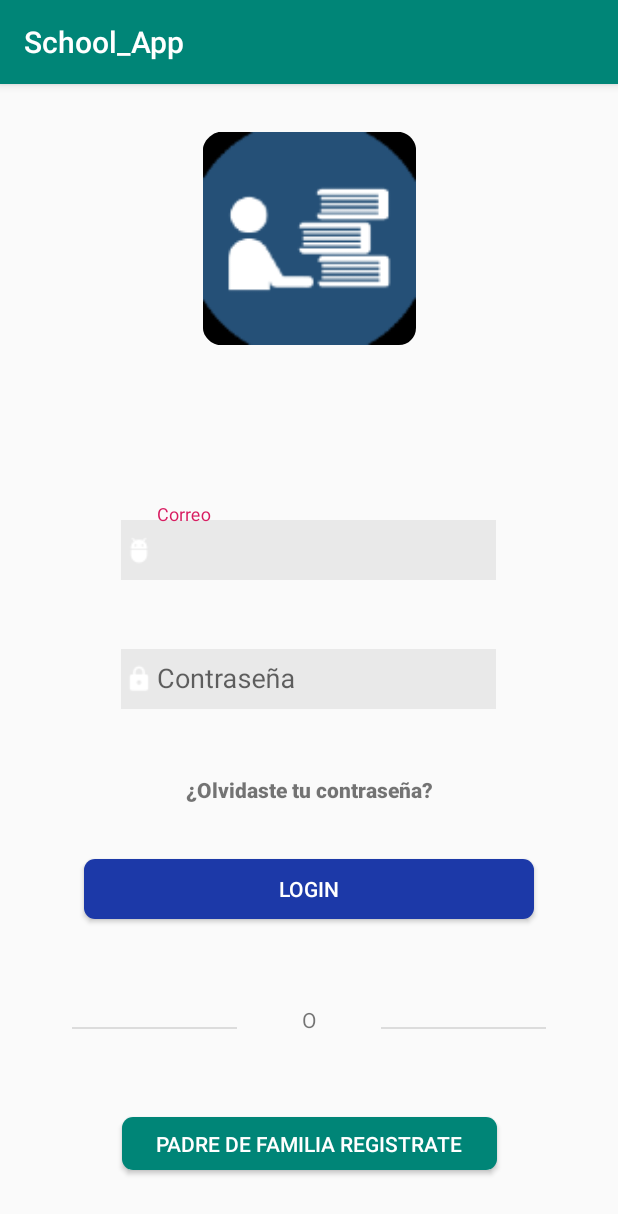
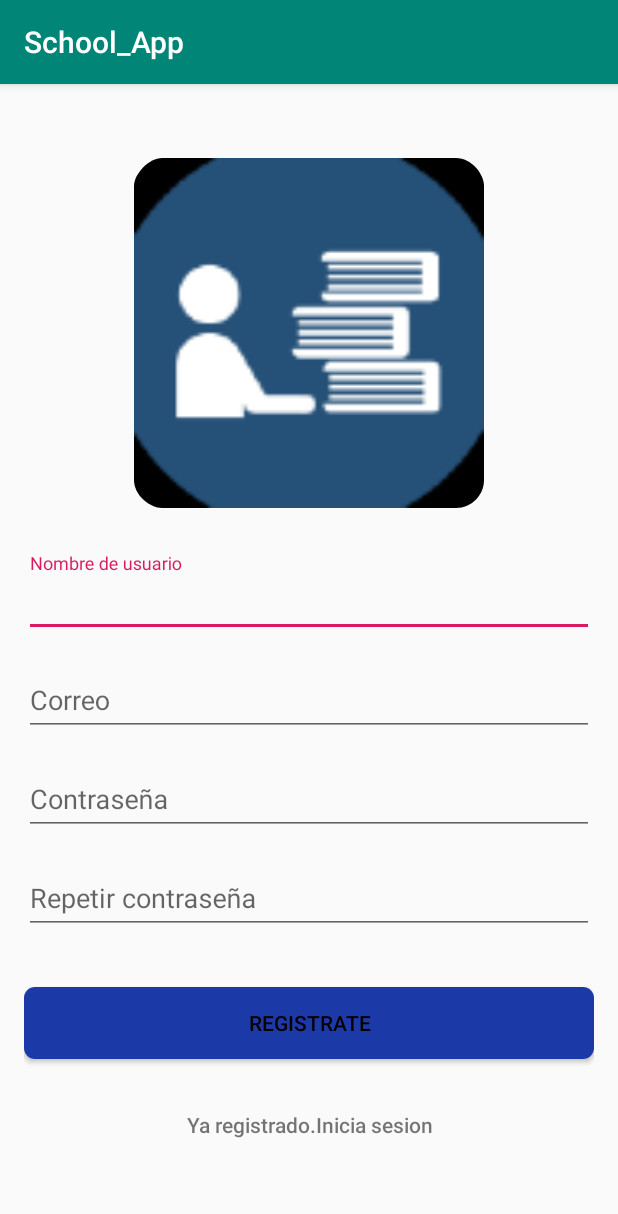
Before and after one commit to JHPAT100/School_App, an Android app: the screen it shows after launch (inicio_session before the commit, registro after it), after a tap on "PADRE DE FAMILIA REGISTRATE", on a phone screen of 412 x 824 dp. Shown: the top 1214 px of the screen. Run offline under Robolectric (Android 15) with nearby library versions, the phone set to English and light mode, and no system bars; our stand-ins replace Volley; network calls fail.

Commit message:
registro

```diff
--- a/app/src/main/java/com/example/school_app/inicio_session.java
+++ b/app/src/main/java/com/example/school_app/inicio_session.java
@@ -80,7 +80,8 @@ public class inicio_session extends AppCompatActivity implements Response.Listen
             cargarWebService();
         }
         if(v==b_2){
-
+            Intent x = new Intent(this,registro.class);
+            startActivity(x);
         }
 
     }
--- /dev/null
+++ b/app/src/main/java/com/example/school_app/registro.java
@@ -0,0 +1,166 @@
+package com.example.school_app;
+
+import androidx.appcompat.app.AppCompatActivity;
+
+import android.app.ProgressDialog;
+import android.content.Intent;
+import android.graphics.PorterDuff;
+import android.os.Bundle;
+import android.util.Log;
+import android.view.View;
+import android.widget.Button;
+import android.widget.EditText;
+import android.widget.Toast;
+
+import com.android.volley.Request;
+import com.android.volley.RequestQueue;
+import com.android.volley.Response;
+import com.android.volley.VolleyError;
+import com.android.volley.toolbox.JsonObjectRequest;
+import com.android.volley.toolbox.Volley;
+
+import org.json.JSONObject;
+
+public class registro extends AppCompatActivity  implements Response.Listener<JSONObject>, Response.ErrorListener, View.OnClickListener {
+    //barra de progreso
+    ProgressDialog progreso;
+
+    //importante
+    RequestQueue request;
+    JsonObjectRequest jsonObjectRequest;
+    //objetos
+    EditText te_1,te_2,te_3,te_4;
+    Button btn,btn1;
+    String t_1,t_2,t_3,t_4;
+    @Override
+    protected void onCreate(Bundle savedInstanceState) {
+        super.onCreate(savedInstanceState);
+        setContentView(R.layout.activity_registro);
+        //instanciamos
+        te_1 = findViewById(R.id.c_Nombre);
+        te_2 = findViewById(R.id.c_correo);
+        te_3 = findViewById(R.id.c_contraseña);
+        te_4 = findViewById(R.id.contraseña_repetir);
+        t_1=te_1.getText().toString();
+        t_2=te_2.getText().toString();
+        t_3=te_3.getText().toString();
+        t_4=te_4.getText().toString();
+        btn = findViewById(R.id.btn_registro);
+        btn1 = findViewById(R.id.btnlogin);
+        request = Volley.newRequestQueue(this);
+
+        btn1.setOnClickListener(this);
+        btn.setOnClickListener(this);
+
+    }
+    //
+    private void cargarWebService() {
+
+        //barra de dialogo
+        progreso=new ProgressDialog(this);
+        progreso.setMessage("cargando....");
+        progreso.show();
+        //barra de dialogo
+        String URL="http://puntosingular.mx/school_app/registro.php?nombre="+te_1.getText().toString()+"&correo="+te_2.getText().toString()+"&contrasena="+te_3.getText().toString();
+
+
+
+        jsonObjectRequest=new JsonObjectRequest(Request.Method.GET,URL,null,this,this);
+        request.add(jsonObjectRequest);
+        Intent x = new Intent(this,inicio_session.class);
+        startActivity(x);
+    }
+
+    @Override
+    public void onClick(View v) {
+
+
+
+        if(v==btn){
+
+            String a1,a2;
+            a1=te_3.getText().toString();
+            a2=te_4.getText().toString();
+            if(t_1.equals(te_1.getText().toString()) && t_2.equals(te_2.getText().toString()) && t_3.equals(te_3.getText().toString()) && t_4.equals(te_4.getText().toString()) ){
+                //barra de dialogo
+                progreso=new ProgressDialog(this);
+                progreso.setMessage("cargando....");
+                progreso.show();
+
+
+
+                //barra de dialogo
+                te_1.setError("Campos Obligatorios");
+                te_2.setError("Campos Obligatorios");
+                te_3.setError("Campos Obligatorios");
+                te_4.setError("Campos Obligatorios");
+                te_1.getBackground().setColorFilter(getResources().getColor(R.color.error), PorterDuff.Mode.SRC_ATOP);
+                te_2.getBackground().setColorFilter(getResources().getColor(R.color.error), PorterDuff.Mode.SRC_ATOP);
+                te_3.getBackground().setColorFilter(getResources().getColor(R.color.error), PorterDuff.Mode.SRC_ATOP);
+                te_4.getBackground().setColorFilter(getResources().getColor(R.color.error), PorterDuff.Mode.SRC_ATOP);
+                Toast.makeText(this,"Error campos obligatorios",Toast.LENGTH_SHORT).show();
+            }
+            else if(t_1.equals(te_1.getText().toString()) ){
+                te_1.setError("Campos Obligatorios");
+                te_1.getBackground().setColorFilter(getResources().getColor(R.color.error), PorterDuff.Mode.SRC_ATOP);
+                Toast.makeText(this,"Error campos obligatorios",Toast.LENGTH_SHORT).show();
+            }
+            else if(t_2.equals(te_2.getText().toString()) && t_3.equals(te_3.getText().toString()) && t_4.equals(te_4.getText().toString()) ){
+                te_2.setError("Campos Obligatorios");
+                te_3.setError("Campos Obligatorios");
+                te_4.setError("Campos Obligatorios");
+                te_2.getBackground().setColorFilter(getResources().getColor(R.color.error), PorterDuff.Mode.SRC_ATOP);
+                te_3.getBackground().setColorFilter(getResources().getColor(R.color.error), PorterDuff.Mode.SRC_ATOP);
+                te_4.getBackground().setColorFilter(getResources().getColor(R.color.error), PorterDuff.Mode.SRC_ATOP);
+                Toast.makeText(this,"Error campos obligatorios",Toast.LENGTH_SHORT).show();
+            }
+            else if(t_3.equals(te_3.getText().toString()) && t_4.equals(te_4.getText().toString()) ){
+                te_3.setError("Campos Obligatorios");
+                te_4.setError("Campos Obligatorios");
+                te_3.getBackground().setColorFilter(getResources().getColor(R.color.error), PorterDuff.Mode.SRC_ATOP);
+                te_4.getBackground().setColorFilter(getResources().getColor(R.color.error), PorterDuff.Mode.SRC_ATOP);
+                Toast.makeText(this,"Error campos obligatorios",Toast.LENGTH_SHORT).show();
+            }else if(t_4.equals(te_4.getText().toString()) ){
+
+                te_4.setError("Campos Obligatorios");
+
+                te_4.getBackground().setColorFilter(getResources().getColor(R.color.error), PorterDuff.Mode.SRC_ATOP);
+                Toast.makeText(this,"Error campos obligatorios",Toast.LENGTH_SHORT).show();
+            }
+
+            else{
+                if(a1.equals(a2)){
+                    cargarWebService();
+                }
+                else{
+                    te_4.setError("La contraseña no es igual");
+                    te_4.setText("");
+                    te_4.getBackground().setColorFilter(getResources().getColor(R.color.error), PorterDuff.Mode.SRC_ATOP);
+                    Toast.makeText(this,"No se pudo registrar",Toast.LENGTH_SHORT).show();
+                }
+            }}
+        if(v==btn1){
+            Intent x = new Intent(this,inicio_session.class);
+            startActivity(x);
+        }
+
+    }
+
+    @Override
+    public void onErrorResponse(VolleyError error) {
+        progreso.hide();
+        Toast.makeText(this,"No se pudo registrar"+error.toString(),Toast.LENGTH_SHORT).show();
+        Log.i("Error",error.toString());
+    }
+
+    @Override
+    public void onResponse(JSONObject response) {
+        Toast.makeText(this,"Se a resgistrado correctamente",Toast.LENGTH_SHORT).show();
+        progreso.hide();
+        te_1.setText("");
+        te_2.setText("");
+        te_3.setText("");
+        te_4.setText("");
+
+    }
+}
--- /dev/null
+++ b/app/src/main/res/layout/activity_registro.xml
@@ -0,0 +1,120 @@
+<?xml version="1.0" encoding="utf-8"?>
+<androidx.constraintlayout.widget.ConstraintLayout xmlns:android="http://schemas.android.com/apk/res/android"
+    xmlns:app="http://schemas.android.com/apk/res-auto"
+    xmlns:tools="http://schemas.android.com/tools"
+    android:layout_width="match_parent"
+    android:layout_height="match_parent"
+    tools:context=".registro">
+    <LinearLayout
+        android:layout_width="fill_parent"
+        android:layout_height="fill_parent"
+        android:gravity="center"
+        android:orientation="vertical"
+        android:padding="@dimen/activity_horizontal_margin"
+        tools:ignore="MissingConstraints">
+
+
+        <ImageView
+            android:layout_width="350px"
+            android:layout_height="350px"
+            android:layout_gravity="center_horizontal"
+            android:layout_marginBottom="30dp"
+            android:src="@mipmap/ic_launcher" />
+
+        <com.google.android.material.textfield.TextInputLayout
+            android:layout_width="match_parent"
+            android:layout_height="wrap_content">
+
+            <EditText
+                android:id="@+id/c_Nombre"
+                android:layout_width="fill_parent"
+                android:layout_height="wrap_content"
+                android:layout_marginBottom="10dp"
+                android:hint="Nombre de usuario"
+                android:textColor="#000000"
+                android:textColorHint="#000000" />
+        </com.google.android.material.textfield.TextInputLayout>
+
+        <com.google.android.material.textfield.TextInputLayout
+            android:layout_width="match_parent"
+            android:layout_height="wrap_content">
+
+            <EditText
+                android:id="@+id/c_correo"
+                android:layout_width="match_parent"
+                android:layout_height="wrap_content"
+                android:layout_marginBottom="10dp"
+                android:hint="Correo"
+                android:textColor="#000000"
+                android:textColorHint="#000000" />
+        </com.google.android.material.textfield.TextInputLayout>
+
+        <com.google.android.material.textfield.TextInputLayout
+            android:layout_width="match_parent"
+            android:layout_height="wrap_content">
+
+            <EditText
+                android:id="@+id/c_contraseña"
+                android:layout_width="fill_parent"
+                android:layout_height="wrap_content"
+                android:layout_marginBottom="10dp"
+                android:hint="Contraseña"
+                android:textColor="#000000"
+                android:textColorHint="#000000"
+                />
+        </com.google.android.material.textfield.TextInputLayout>
+
+        <com.google.android.material.textfield.TextInputLayout
+            android:layout_width="match_parent"
+            android:layout_height="wrap_content">
+
+            <EditText
+                android:id="@+id/contraseña_repetir"
+                android:layout_width="fill_parent"
+                android:layout_height="wrap_content"
+                android:layout_marginBottom="10dp"
+                android:hint="Repetir contraseña"
+                android:textColor="#000000"
+                android:textColorHint="#000000" />
+        </com.google.android.material.textfield.TextInputLayout>
+
+
+
+        <!-- Login Button -->
+
+        <Button
+            android:id="@+id/btn_registro"
+            android:layout_width="fill_parent"
+            android:layout_height="wrap_content"
+            android:layout_marginTop="25dp"
+            android:background="@drawable/btn_rounded"
+            android:text="Registrate"
+            android:textColor="@android:color/black"
+            />
+
+        <Button
+            android:id="@+id/btnlogin"
+            android:layout_width="wrap_content"
+            android:layout_height="wrap_content"
+            android:layout_marginTop="20dip"
+            android:background="@null"
+            android:text="Ya registrado.Inicia sesion"
+            android:textAllCaps="false"
+            android:textColor="#8F090909"
+            />
+
+        <!-- Link to Login Screen -->
+
+
+    </LinearLayout>
+
+    <ProgressBar
+        android:id="@+id/progressBar"
+        android:layout_width="30dp"
+        android:layout_height="30dp"
+        android:layout_gravity="center|bottom"
+        android:layout_marginBottom="20dp"
+        android:visibility="gone"
+        tools:ignore="MissingConstraints" />
+
+</androidx.constraintlayout.widget.ConstraintLayout>
--- a/app/src/main/res/values/colors.xml
+++ b/app/src/main/res/values/colors.xml
@@ -3,4 +3,5 @@
     <color name="colorPrimary">#008577</color>
     <color name="colorPrimaryDark">#00574B</color>
     <color name="colorAccent">#D81B60</color>
+    <color name="error">#FA0707</color>
 </resources>
```
Also changed, not shown: app/src/main/AndroidManifest.xml (+7 -8 lines).
